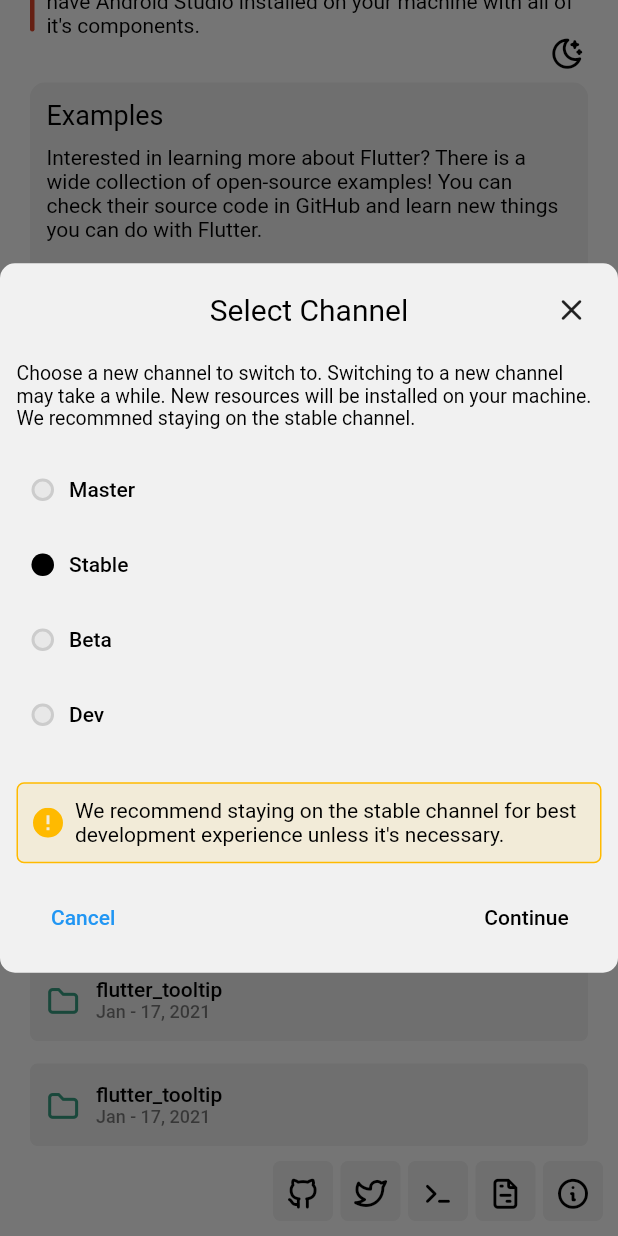
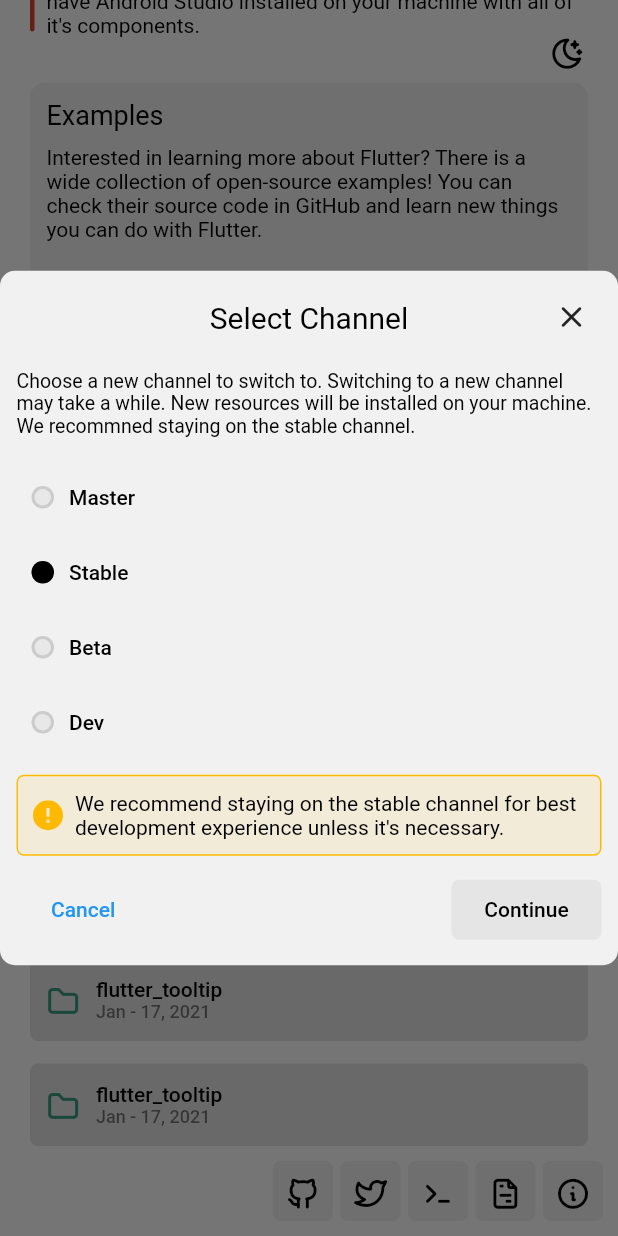
Before and after one commit to FlutterMatic/desktop, a Flutter app: the HomeScreen screen opened by its route, scrolled down 628 dp, after a tap on "Channel", on a phone screen of 412 x 824 dp. Run offline on Flutter 3.47's test engine with Material 2 defaults, Android fonts, the phone set to English and light mode, and no system bars; our stand-ins replace flutter_svg; missing offline and left inert: bitsdojo_window, process_run.

Commit message:
Refactor & Color Scheme fixes with button select tool.

```diff
--- a/lib/components/button_list.dart
+++ b/lib/components/button_list.dart
@@ -1,7 +1,6 @@
 import 'package:flutter/material.dart';
 import 'package:flutter_installer/components/rectangle_button.dart';
-import 'package:flutter_installer/components/round_container.dart';
-import 'package:flutter_installer/utils/constants.dart';
+import 'package:flutter_installer/services/themes.dart';
 
 class SelectTile extends StatefulWidget {
   final List<String> options;
@@ -73,6 +72,7 @@ Widget _selectTile(dynamic leading, Function onPressed, bool selected,
     bool disable, Color color, Color hoverColor, BuildContext context) {
   ThemeData customTheme = Theme.of(context);
   return RectangleButton(
+    color: Colors.transparent,
     width: double.infinity,
     onPressed: disable ? null : onPressed,
     radius: BorderRadius.circular(5),
@@ -86,7 +86,11 @@ Widget _selectTile(dynamic leading, Function onPressed, bool selected,
           width: 15,
           decoration: BoxDecoration(
             shape: BoxShape.circle,
-            border: Border.all(color: customTheme.focusColor, width: 2),
+            border: Border.all(
+                color: currentTheme.currentTheme == ThemeMode.dark
+                    ? Colors.white
+                    : customTheme.focusColor,
+                width: 2),
             color: selected
                 ? customTheme.textTheme.headline1!.color
                 : customTheme.hoverColor,
--- a/lib/components/dialog_templates/change_channel.dart
+++ b/lib/components/dialog_templates/change_channel.dart
@@ -2,7 +2,6 @@ import 'package:flutter/material.dart';
 import 'package:flutter_installer/components/button_list.dart';
 import 'package:flutter_installer/components/dialog_template.dart';
 import 'package:flutter_installer/components/rectangle_button.dart';
-import 'package:flutter_installer/components/round_container.dart';
 import 'package:flutter_installer/components/square_button.dart';
 import 'package:flutter_installer/components/warning_widget.dart';
 import 'package:flutter_installer/utils/constants.dart';
@@ -49,7 +48,6 @@ class ChangeChannelDialog extends StatelessWidget {
               'Dev',
             ],
           ),
-          const SizedBox(height: 10),
           warningWidget(
               'We recommend staying on the stable channel for best development experience unless it\'s necessary.',
               Assets.warning,
--- a/lib/components/rectangle_button.dart
+++ b/lib/components/rectangle_button.dart
@@ -7,7 +7,9 @@ class RectangleButton extends StatelessWidget {
   final double width;
   final BorderRadius? radius;
   final EdgeInsets? padding;
+  final Color? hoverColor;
   final Color? color;
+  final bool loading;
   final bool disable;
   final Widget child;
   final Function? onPressed;
@@ -17,7 +19,9 @@ class RectangleButton extends StatelessWidget {
     this.width = 100,
     this.disable = false,
     this.radius,
+    this.loading = false,
     this.color,
+    this.hoverColor,
     this.padding,
     required this.child,
     required this.onPressed,
@@ -30,13 +34,20 @@ class RectangleButton extends StatelessWidget {
       focusColor: customTheme.focusColor,
       highlightColor: customTheme.focusColor,
       splashColor: customTheme.focusColor,
-      hoverColor: customTheme.focusColor,
-      onPressed: disable ? null : onPressed as void Function()?,
+      hoverColor: hoverColor ?? customTheme.focusColor,
+      onPressed: disable
+          ? null
+          : loading
+              ? null
+              : onPressed as void Function()?,
       padding: EdgeInsets.zero,
       shape: RoundedRectangleBorder(
         borderRadius: radius ?? BorderRadius.circular(5),
       ),
-      color: color ?? customTheme.primaryColorLight,
+      color: color ??
+          (currentTheme.currentTheme == ThemeMode.dark
+              ? customTheme.primaryColorLight
+              : kLightGreyColor),
       elevation: 0,
       hoverElevation: 0,
       focusElevation: 0,
@@ -48,7 +59,18 @@ class RectangleButton extends StatelessWidget {
         width: width,
         child: Padding(
           padding: padding ?? const EdgeInsets.all(10),
-          child: Center(child: child),
+          child: Center(
+              child: loading
+                  ? Container(
+                      height: 20,
+                      width: 20,
+                      child: const CircularProgressIndicator(
+                        strokeWidth: 2,
+                        valueColor:
+                            AlwaysStoppedAnimation<Color>(Colors.blueGrey),
+                      ),
+                    )
+                  : child),
         ),
       ),
     );
--- a/lib/components/spinner.dart
+++ b/lib/components/spinner.dart
@@ -82,7 +82,7 @@ class _DualRingPainter extends CustomPainter {
 
   @override
   void paint(Canvas canvas, Size size) {
-    final rect = Rect.fromPoints(Offset.zero, Offset(size.width, size.height));
+    Rect rect = Rect.fromPoints(Offset.zero, Offset(size.width, size.height));
     canvas.drawArc(rect, 0.0, getRadian(angle), false, ringPaint);
     canvas.drawArc(rect, getRadian(180), getRadian(angle), false, ringPaint);
   }
--- a/lib/components/text_field.dart
+++ b/lib/components/text_field.dart
@@ -1,5 +1,7 @@
 import 'package:flutter/material.dart';
 import 'package:flutter/services.dart';
+import 'package:flutter_installer/services/themes.dart';
+import 'package:flutter_installer/utils/constants.dart';
 
 class CustomTextField extends StatelessWidget {
   final String? hintText;
@@ -72,6 +74,7 @@ class CustomTextField extends StatelessWidget {
               FilteringTextInputFormatter.deny(RegExp(''))
         ],
         decoration: InputDecoration(
+          errorStyle: const TextStyle(color: kRedColor),
           border: OutlineInputBorder(
               borderSide: BorderSide.none,
               borderRadius: BorderRadius.circular(5)),
--- a/lib/screens/home/components/projects.dart
+++ b/lib/screens/home/components/projects.dart
@@ -51,6 +51,7 @@ class ProjectTile extends StatefulWidget {
   final String fileName;
   final String? lastEdit;
   final Function() onPressed;
+
   ProjectTile({
     required this.fileName,
     required this.onPressed,
--- a/lib/screens/home/home_screen.dart
+++ b/lib/screens/home/home_screen.dart
@@ -18,7 +18,7 @@ FlutterLogoStyle _flutterLogoStyle = FlutterLogoStyle.markOnly;
 class _HomeScreenState extends State<HomeScreen> {
   bool dark = false;
   Future<void> _animateFlutterLogo() async {
-    await Future<void>.delayed(const Duration(seconds: 1));
+    await Future<void>.delayed(const Duration(milliseconds: 300));
     setState(() => _flutterLogoStyle = FlutterLogoStyle.horizontal);
   }
 
@@ -45,7 +45,10 @@ class _HomeScreenState extends State<HomeScreen> {
                     children: <Widget>[
                       SizedBox(
                         height: 50,
-                        child: FlutterLogo(style: _flutterLogoStyle, size: 100),
+                        child: FlutterLogo(
+                            style: _flutterLogoStyle,
+                            size: 100,
+                            textColor: customTheme.textTheme.bodyText1!.color!),
                       ),
                       const SizedBox(height: 20),
                       // Installed Components
--- a/pubspec.yaml
+++ b/pubspec.yaml
@@ -1,7 +1,7 @@
 name: flutter_installer
 description: Flutter Installer.
 
-version: 0.0.0
+version: 1.0.0
 publish_to: none
 
 environment:
```
Also changed, not shown: lib/components/dialog_templates/new_project.dart (+108 -83 lines), lib/components/dialog_templates/open_options.dart (+41 -8 lines), lib/components/select_options.dart (added).
